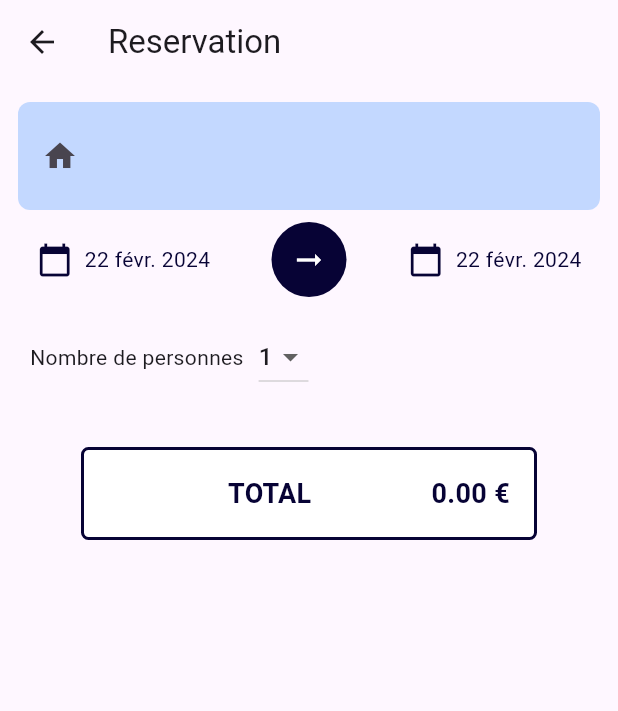
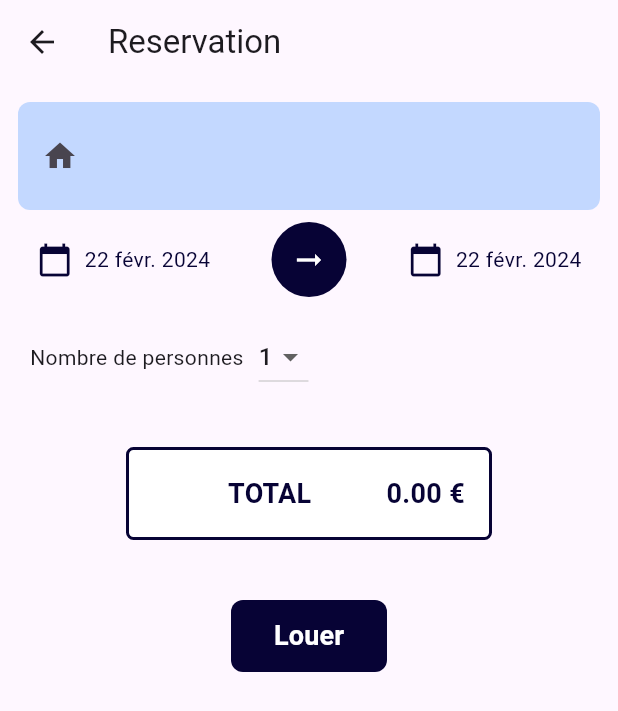
Before and after one commit to PerrineLVB/flutter-td-locations, a Flutter app: the ResaLocation screen opened directly with empty values, on a phone screen of 412 x 824 dp. Shown: the top 711 px of the screen. Run offline on Flutter 3.47's test engine with Material 3 defaults, Android fonts, the phone set to English and light mode, and no system bars; our stand-ins replace google_fonts.

Commit message:
TD4 DONE

```diff
--- a/lib/views/resa_location.dart
+++ b/lib/views/resa_location.dart
@@ -178,8 +178,10 @@ class _ResaLocationState extends State<ResaLocation> {
 
   double calculateTotalPrice() {
     int numberOfNights = dateFin.difference(dateDebut).inDays;
-    double pricePerNight = widget.habitation
-        .prixnuit;
+    if (numberOfNights == 0) {
+      return 0.0;
+    }
+    double pricePerNight = widget.habitation.prixnuit;
     double totalPrice = numberOfNights * pricePerNight * selectedNbPersonnes;
 
     for (var option in optionPayanteChecks) {
@@ -189,6 +191,35 @@ class _ResaLocationState extends State<ResaLocation> {
     }
 
     return totalPrice;
+  }
+
+  _buildRentButton() {
+    return Container(
+      margin: const EdgeInsets.symmetric(horizontal: 150, vertical: 20),
+      decoration: BoxDecoration(
+        color: darkBlue,
+        borderRadius: BorderRadius.circular(8.0),
+      ),
+      child: Row(
+        children: [
+          Expanded(
+            child: TextButton(
+              onPressed: () {
+                print('Rent button pressed');
+              },
+              child: const Text(
+                'Louer',
+                style: TextStyle(
+                  color: Colors.white, // white text color
+                  fontSize: 18.0,
+                  fontWeight: FontWeight.bold,
+                ),
+              ),
+            ),
+          ),
+        ],
+      ),
+    );
   }
 
   @override
@@ -205,7 +236,7 @@ class _ResaLocationState extends State<ResaLocation> {
           _buildNbPersonnes(),
           _buildOptionsPayantes(context),
           TotalWidget(prixTotal: calculateTotalPrice()),
-          // _buildRentButton(),
+          _buildRentButton(),
         ],
       ),
     );
@@ -215,12 +246,12 @@ class _ResaLocationState extends State<ResaLocation> {
 class TotalWidget extends StatelessWidget {
   final double prixTotal;
 
-  TotalWidget({required this.prixTotal});
+  const TotalWidget({super.key, required this.prixTotal});
 
   @override
   Widget build(BuildContext context) {
     return Container(
-      margin: const EdgeInsets.symmetric(horizontal: 50, vertical: 20),
+      margin: const EdgeInsets.symmetric(horizontal: 80, vertical: 20),
       padding: const EdgeInsets.all(16.0),
       decoration: BoxDecoration(
         color: Colors.white,
```
